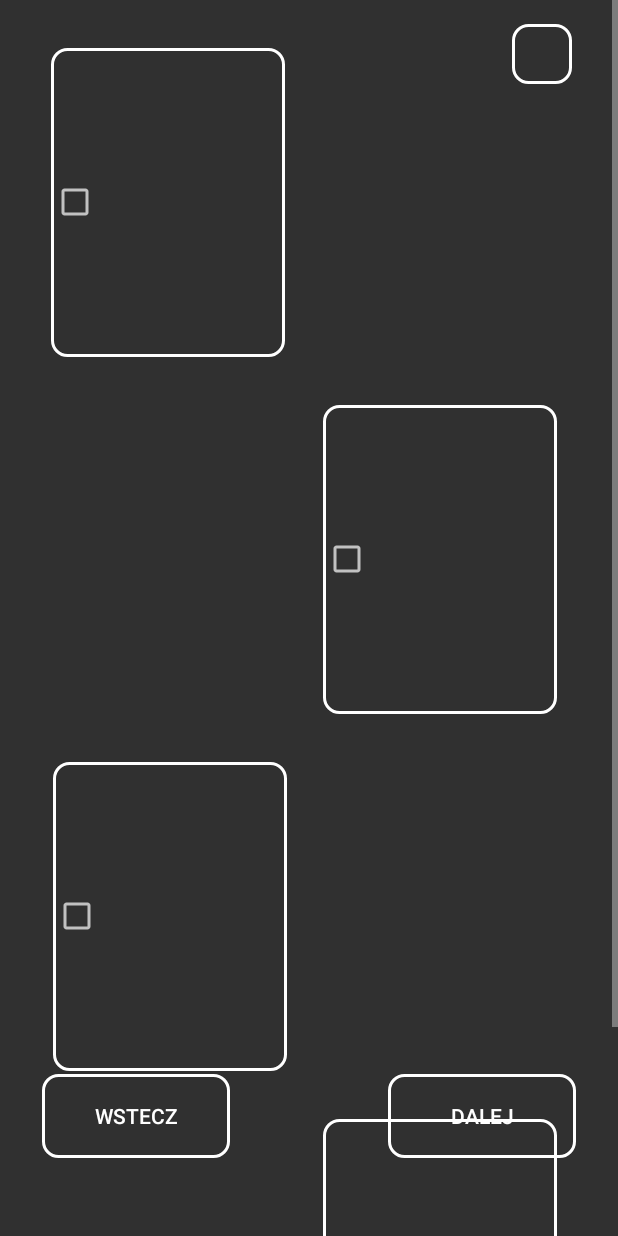
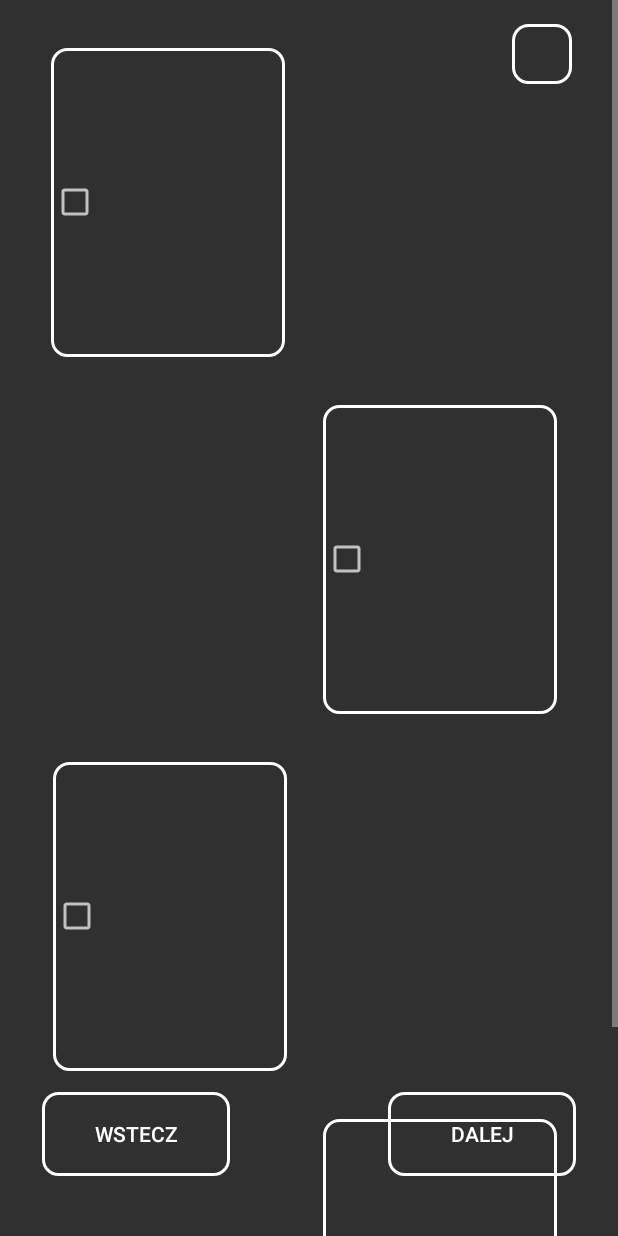
Before and after one commit to TPL-TEAM/KartyNaImprezeAPK, an Android app built with Jetpack Compose: the KategorieAc screen opened directly, with no data from a screen before it, on a phone screen of 412 x 824 dp. Run offline under Robolectric (Android 15) with nearby library versions, the phone set to English and light mode, and no system bars.

```diff
--- a/app/src/main/res/layout/activity_kategorie.xml
+++ b/app/src/main/res/layout/activity_kategorie.xml
@@ -70,13 +70,17 @@
                 app:layout_constraintStart_toStartOf="parent"
                 app:layout_constraintTop_toTopOf="parent" />
 
+
+        </androidx.constraintlayout.widget.ConstraintLayout>
+    </ScrollView>
     <Button
         android:id="@+id/dalej"
         android:layout_width="125dp"
         android:layout_height="56dp"
         android:layout_marginEnd="28dp"
-                android:layout_marginBottom="180dp"
+        android:layout_marginBottom="40dp"
         android:text="Dalej"
+        android:elevation="2dp"
         android:background="@drawable/ksztalt_1xml"
         app:layout_constraintBottom_toBottomOf="parent"
         app:layout_constraintEnd_toEndOf="parent" />
@@ -86,15 +90,11 @@
         android:layout_width="125dp"
         android:layout_height="56dp"
         android:layout_marginStart="28dp"
-                android:layout_marginBottom="180dp"
+        android:layout_marginBottom="40dp"
         android:text="Wstecz"
+        android:elevation="2dp"
         android:background="@drawable/ksztalt_1xml"
         app:layout_constraintBottom_toBottomOf="parent"
         app:layout_constraintStart_toStartOf="parent" />
+
 </androidx.constraintlayout.widget.ConstraintLayout>
-    </ScrollView><![CDATA[
-
-    />
-
-]]>
-</androidx.constraintlayout.widget.ConstraintLayout>
--- a/build.gradle.kts
+++ b/build.gradle.kts
@@ -1,5 +1,5 @@
 // Top-level build file where you can add configuration options common to all sub-projects/modules.
 plugins {
-    id("com.android.application") version "8.3.0" apply false
+    id("com.android.application") version "8.6.0" apply false
     id("org.jetbrains.kotlin.android") version "1.9.0" apply false
 }
```
Also changed, not shown: gradle/wrapper/gradle-wrapper.properties. Lines whose indentation alone changed are shown as unchanged.
